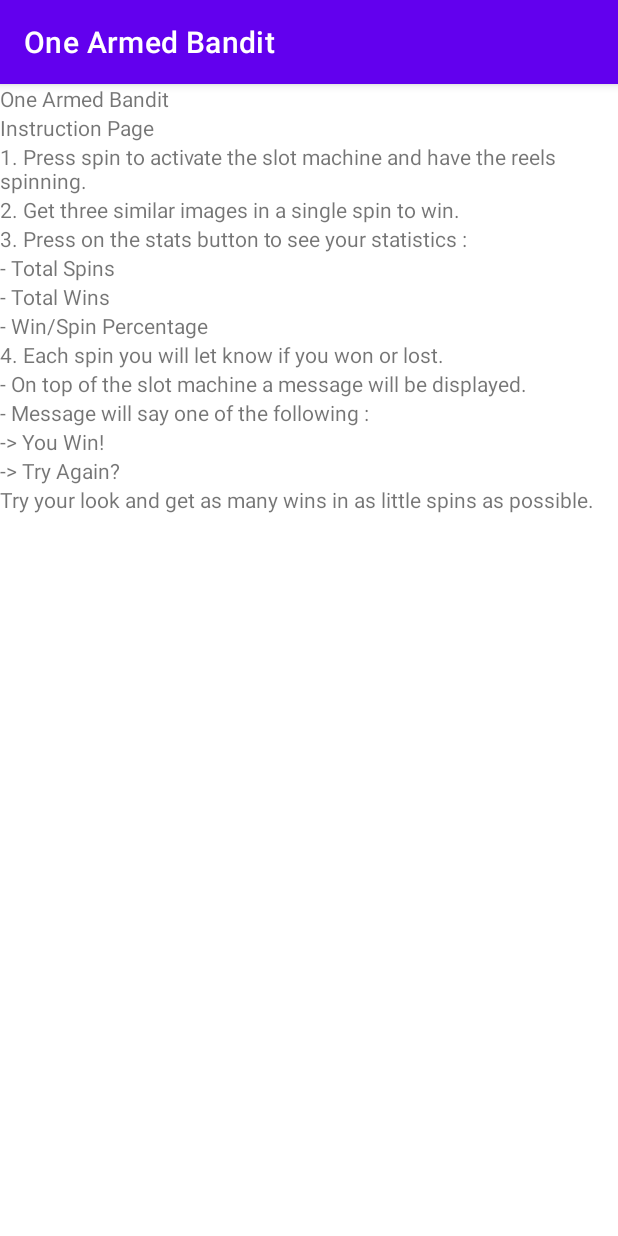
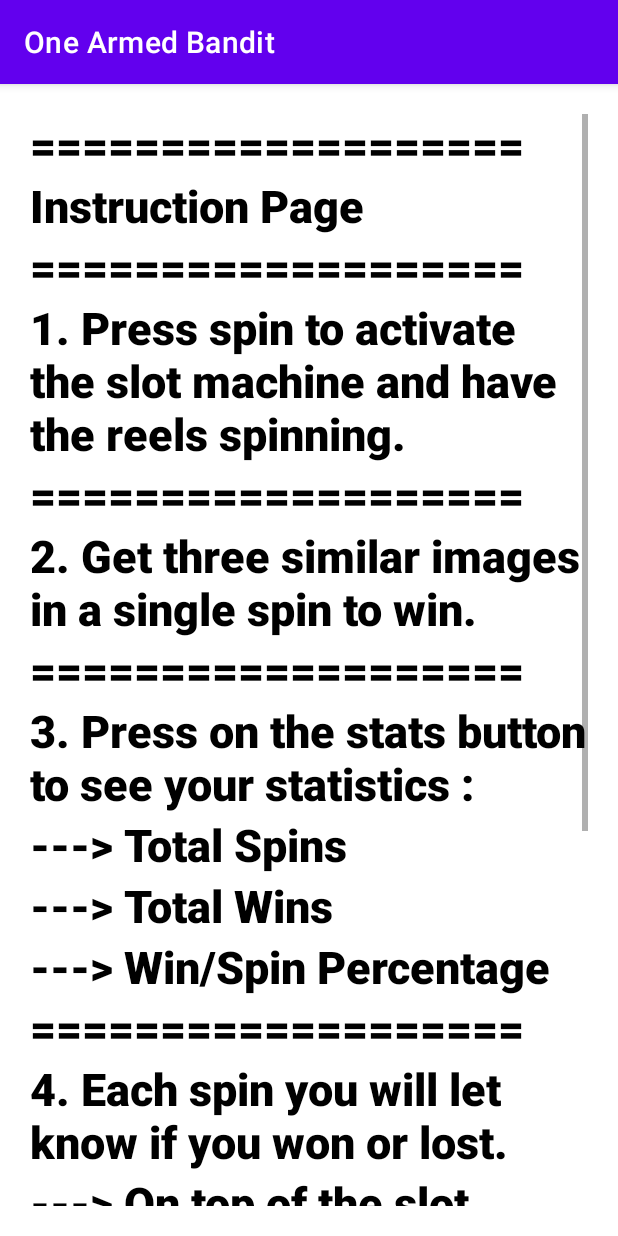
Before and after one commit to ndavido/One_Armed_Bandit, an Android app: the Instructions screen opened directly, with no data from a screen before it, on a phone screen of 412 x 824 dp. Run offline under Robolectric (Android 15) with nearby library versions, the light colour scheme and no system bars.

Commit message:
Added style to Instruction Page

```diff
--- a/app/src/main/java/com/example/onearmedbandit/data/Datasource.kt
+++ b/app/src/main/java/com/example/onearmedbandit/data/Datasource.kt
@@ -7,20 +7,25 @@ class Datasource {
 
     fun loadRules(): List<Rules> {
         return listOf<Rules>(
+            Rules(R.string.divider),
             Rules(R.string.rulesTitle),
+            Rules(R.string.divider),
             Rules(R.string.rules1),
+            Rules(R.string.divider),
             Rules(R.string.rules2),
+            Rules(R.string.divider),
             Rules(R.string.rules3),
             Rules(R.string.rules4),
             Rules(R.string.rules5),
             Rules(R.string.rules6),
+            Rules(R.string.divider),
             Rules(R.string.rules7),
             Rules(R.string.rules8),
             Rules(R.string.rules9),
             Rules(R.string.rules10),
             Rules(R.string.rules11),
-            Rules(R.string.rules12),
-            Rules(R.string.rules13)
+            Rules(R.string.divider),
+            Rules(R.string.rules12)
         )
     }
 }
--- a/app/src/main/res/layout/activity_instructions.xml
+++ b/app/src/main/res/layout/activity_instructions.xml
@@ -10,6 +10,7 @@
         android:id="@+id/recycler_view"
         android:layout_width="match_parent"
         android:layout_height="match_parent"
+        android:layout_margin="20dp"
         android:scrollbars="vertical"
         app:layoutManager="LinearLayoutManager" />
 
--- a/app/src/main/res/layout/list_item.xml
+++ b/app/src/main/res/layout/list_item.xml
@@ -2,4 +2,8 @@
 <TextView xmlns:android="http://schemas.android.com/apk/res/android"
     android:id="@+id/item_title"
     android:layout_width="wrap_content"
-    android:layout_height="wrap_content" />
+    android:layout_height="wrap_content"
+    android:textSize="30dp"
+    android:textColor="@color/black"
+    android:textStyle="normal"
+    android:fontFamily="sans-serif-black"/>
--- a/app/src/main/res/values/strings.xml
+++ b/app/src/main/res/values/strings.xml
@@ -7,18 +7,18 @@
     <string name="TotalSpins">Total Spins: %d</string>
     <string name="TotalWins">Total Wins: %d</string>
     <string name="WinSpinRatio">Win/Spin Percentage: %d%%</string>
-    <string name="rulesTitle">One Armed Bandit</string>
-    <string name="rules1">Instruction Page</string>
-    <string name="rules2">1. Press spin to activate the slot machine and have the reels spinning.</string>
-    <string name="rules3">2. Get three similar images in a single spin to win.</string>
-    <string name="rules4">3. Press on the stats button to see your statistics :</string>
-    <string name="rules5">      - Total Spins</string>
-    <string name="rules6">      - Total Wins</string>
-    <string name="rules7">      - Win/Spin Percentage</string>
-    <string name="rules8">4. Each spin you will let know if you won or lost.</string>
-    <string name="rules9">      - On top of the slot machine a message will be displayed.</string>
-    <string name="rules10">      - Message will say one of the following :</string>
-    <string name="rules11">              -> You Win!</string>
-    <string name="rules12">              -> Try Again?</string>
-    <string name="rules13">Try your look and get as many wins in as little spins as possible.</string>
+    <string name="divider">===================</string>
+    <string name="rulesTitle"><b><i>Instruction Page</i></b></string>
+    <string name="rules1"><b>1.</b> Press spin to activate the slot machine and have the reels spinning.</string>
+    <string name="rules2"><b>2.</b> Get three similar images in a single spin to win.</string>
+    <string name="rules3"><b>3.</b> Press on the stats button to see your statistics :</string>
+    <string name="rules4"><b>---></b> Total Spins</string>
+    <string name="rules5"><b>---></b> Total Wins</string>
+    <string name="rules6"><b>---></b> Win/Spin Percentage</string>
+    <string name="rules7"><b>4.</b> Each spin you will let know if you won or lost.</string>
+    <string name="rules8"><b>---></b> On top of the slot machine a message will be displayed.</string>
+    <string name="rules9"><b>---></b> Message will say one of the following :</string>
+    <string name="rules10"><b>--------></b> You Win!</string>
+    <string name="rules11"><b>--------></b> Try Again?</string>
+    <string name="rules12">Try your look and get as many wins in as little spins as possible.</string>
 </resources>
```
